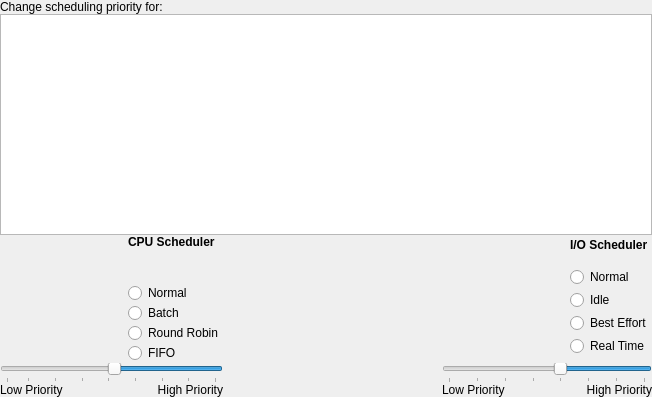
First picture: the form in processui/ReniceDlgUi.ui, repository KDE/libksysguard, before the edit.
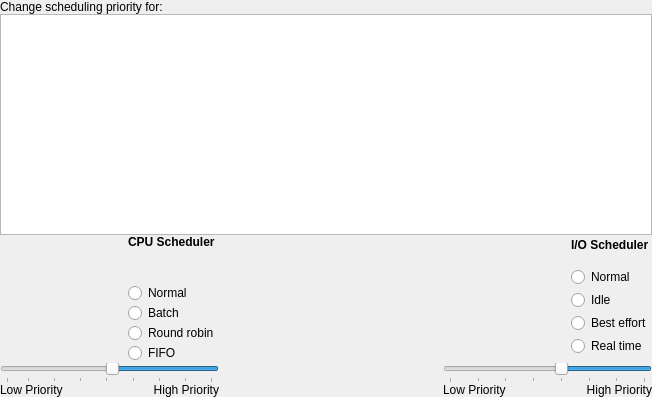
Second picture: the form after the edit. Icons and pictures are not drawn.

Commit message: i18n style guide fixes: http://techbase.kde.org/Projects/Usability/HIG/Capitalization

What changed in the file:
```diff
--- a/processui/ReniceDlgUi.ui
+++ b/processui/ReniceDlgUi.ui
@@ -149,7 +149,7 @@
 &lt;p style=" margin-top:0px; margin-bottom:0px; margin-left:0px; margin-right:0px; -qt-block-indent:0; text-indent:0px;">&lt;span style=" font-weight:600;">Round Robin&lt;/span> is a simple enhancement of &lt;span style=" font-weight:600;">FIFO&lt;/span>.  Everything described below for &lt;span style=" font-weight:600;">FIFO&lt;/span> also applies to &lt;span style=" font-weight:600;">Round Robin&lt;/span>, except that each process is only allowed to run for a maximum time quantum.&lt;/p>&lt;/body>&lt;/html></string>
          </property>
          <property name="text" >
-          <string>Round Robin</string>
+          <string>Round robin</string>
          </property>
         </widget>
        </item>
@@ -293,7 +293,7 @@
 &lt;p style=" margin-top:0px; margin-bottom:0px; margin-left:0px; margin-right:0px; -qt-block-indent:0; text-indent:0px;">Processes with a higher priority will take priority for access to the hard disk.  Programs running at the same &lt;span style=" font-weight:600;">Best Effort/Normal&lt;/span> priority are served in a &lt;span style=" font-weight:600;">Round Robin&lt;/span> fashion.&lt;/p>&lt;/body>&lt;/html></string>
          </property>
          <property name="text" >
-          <string>Best Effort</string>
+          <string>Best effort</string>
          </property>
         </widget>
        </item>
@@ -313,7 +313,7 @@
 &lt;p style=" margin-top:0px; margin-bottom:0px; margin-left:0px; margin-right:0px; -qt-block-indent:0; text-indent:0px;">The &lt;span style=" font-weight:600;">Real Time&lt;/span> scheduling class is given first access to the disk, regardless of what else is going on in the system. Thus the &lt;span style=" font-weight:600;">Real Time&lt;/span> class needs to be used with some care,  as  it  can  starve other processes. As with the &lt;span style=" font-weight:600;">Best Effort&lt;/span> class, 8 priority levels are defined denoting how big a time slice a given process will receive on each scheduling window&lt;/p>&lt;/body>&lt;/html></string>
          </property>
          <property name="text" >
-          <string>Real Time</string>
+          <string>Real time</string>
          </property>
         </widget>
        </item>
```
The commit also changes 1 other file.
